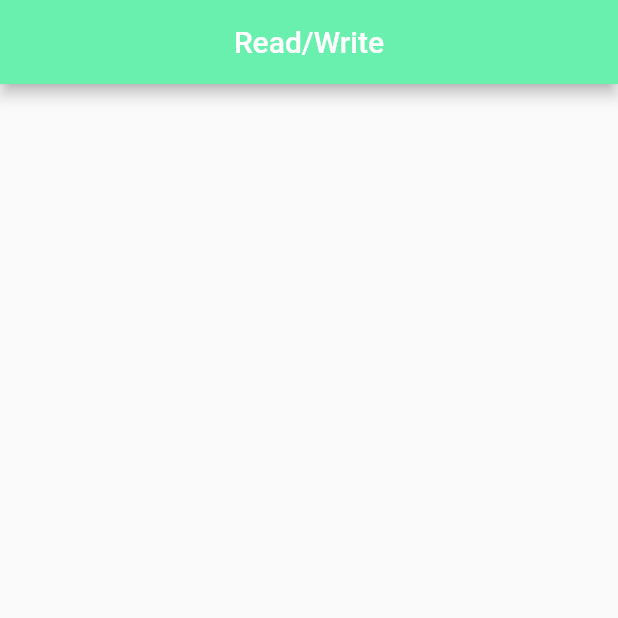
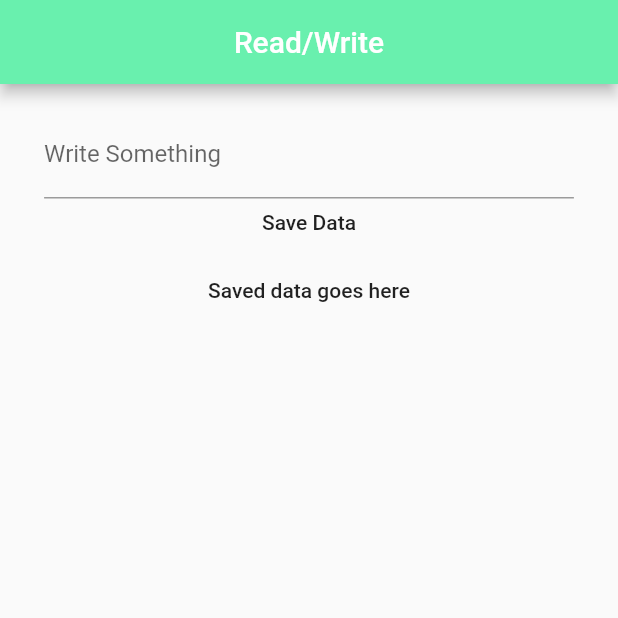
Before and after one commit to Lincxx/Flutter-Read-Write, a Flutter app: the screen it shows after launch, on a phone screen of 412 x 824 dp, the top half of it. Run offline on Flutter 3.47's test engine with Material 2 defaults, Android fonts, the phone set to English and light mode, and no system bars.

Commit message:
Reading data that we save to the terminal

```diff
--- a/lib/main.dart
+++ b/lib/main.dart
@@ -2,7 +2,13 @@ import 'package:flutter/material.dart';
 import 'package:path_provider/path_provider.dart';
 import 'dart:io';
 
-void main() {
+void main() async {
+  var data = await readData();
+
+  if (data != null) {
+    String message = await readData();
+    print(message);
+  }
   runApp(MaterialApp(
     title: 'IO',
     home: Home(),
@@ -15,6 +21,7 @@ class Home extends StatefulWidget {
 }
 
 class _HomeState extends State<Home> {
+  var _enterDataField = TextEditingController();
   @override
   Widget build(BuildContext context) {
     return Scaffold(
@@ -23,7 +30,36 @@ class _HomeState extends State<Home> {
         centerTitle: true,
         backgroundColor: Colors.greenAccent,
       ),
+      body: Container(
+        padding: EdgeInsets.all(13.4),
+        child: Column(
+          children: <Widget>[
+            ListTile(
+              title: TextField(
+                controller: _enterDataField,
+                decoration: InputDecoration(labelText: 'Write Something'),
+              ),
+            ),
+            ListTile(
+                title: FlatButton(
+              onPressed: () {
+                if (_enterDataField.text.isNotEmpty) {
+                  writeData(_enterDataField.text);
+                }
+              },
+              child: Column(
+                children: <Widget>[
+                  Text('Save Data'),
+                  Padding(padding: EdgeInsets.all(14.5)),
+                  Text('Saved data goes here')
+                ],
+              ),
+            ))
+          ],
+        ),
+      ),
     );
+  }
 }
 
 Future<String> get _localPath async {
@@ -55,4 +91,3 @@ class _HomeState extends State<Home> {
     return "Nothing saved yet";
   }
 }
-}
```
Lines whose indentation alone changed are shown as unchanged.
